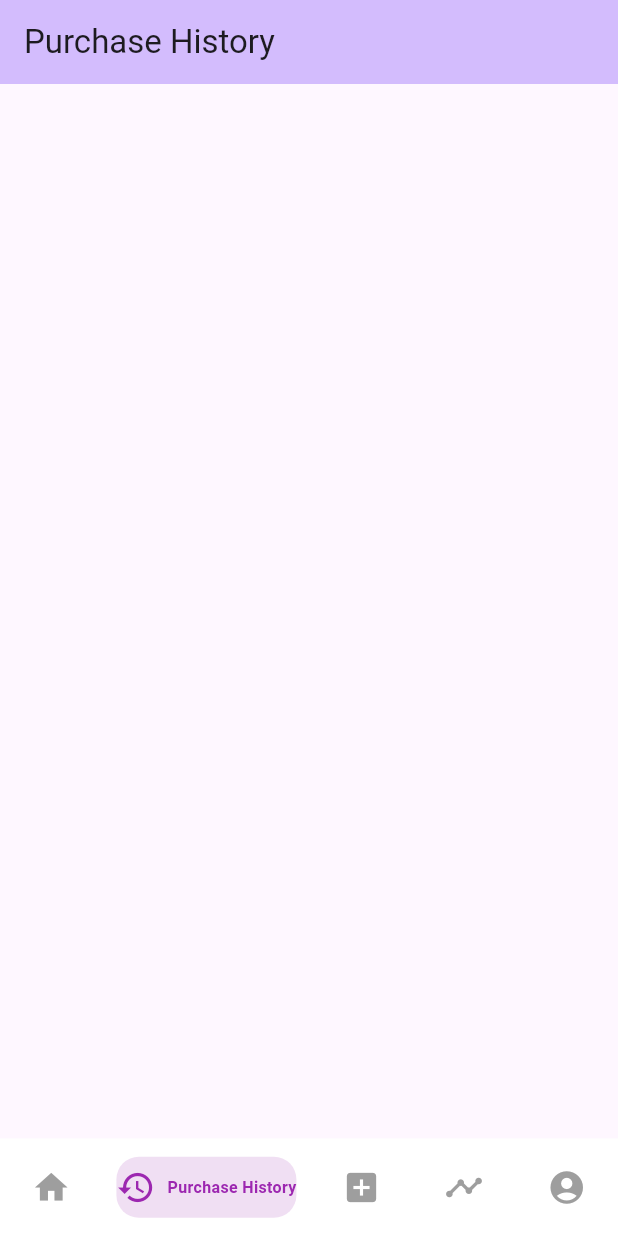
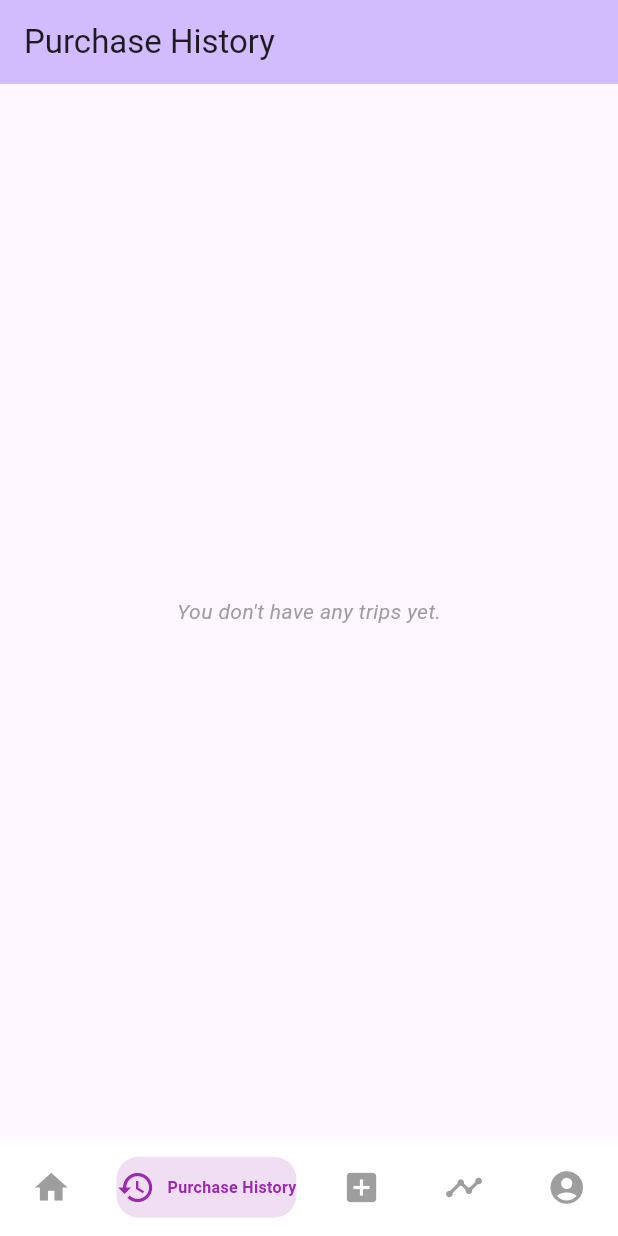
Before and after one commit to allanfang1/grocery_spending_tracker_app, a Flutter app: the AppNavigation widget shown alone on an empty page, opened directly, item 2 of the bottom bar chosen, on a phone screen of 412 x 824 dp. Run offline on Flutter 3.47's test engine with Material 3 defaults, Android fonts, the phone set to English and light mode, and no system bars; drawn by our look-alikes of persistent_bottom_nav_bar; our stand-ins replace camera, flutter_riverpod, image_picker, permission_handler, riverpod_annotation; missing offline and left inert: flutter_cupertino_datetime_picker, google_mlkit_text_recognition; generated files the repository leaves out were written again.

```diff
--- a/lib/pages/app_nav.dart
+++ b/lib/pages/app_nav.dart
@@ -52,7 +52,7 @@ class AppNavigation extends StatelessWidget {
       PurchaseHistory(),
       LoadingOverlay(child: NewTrip()),
       GoalsList(),
-      EditProfile(),
+      LoadingOverlay(child: EditProfile()),
     ];
   }
 
--- a/lib/pages/history/purchase_history.dart
+++ b/lib/pages/history/purchase_history.dart
@@ -25,7 +25,7 @@ class PurchaseHistory extends ConsumerWidget {
         body: Center(
           child: Container(
             margin: EdgeInsets.fromLTRB(20, 0, 20, 0),
-            child: ListView.builder(
+            child: _transactions.isNotEmpty ? ListView.builder(
               padding: EdgeInsets.only(top: 14),
               itemCount: _transactions.length,
               prototypeItem: Card(
@@ -97,6 +97,10 @@ class PurchaseHistory extends ConsumerWidget {
                   ),
                 );
               },
+            ) : Text(
+              'You don\'t have any trips yet.',
+              style: TextStyle(
+                  fontStyle: FontStyle.italic, color: Colors.grey),
             ),
           ),
         ),
--- a/lib/pages/home.dart
+++ b/lib/pages/home.dart
@@ -2,9 +2,7 @@
 //ignore_for_file: prefer_const_constructors
 import 'package:flutter_riverpod/flutter_riverpod.dart';
 import 'package:grocery_spending_tracker_app/common/constants.dart';
-import 'package:grocery_spending_tracker_app/pages/analytics/goals_list.dart';
-import 'package:grocery_spending_tracker_app/pages/user/edit_profile.dart';
-import 'package:grocery_spending_tracker_app/pages/history/purchase_history.dart';
+import 'package:grocery_spending_tracker_app/controller/profile_controller.dart';
 import 'package:flutter/material.dart';
 
 class HomePage extends ConsumerWidget {
@@ -12,8 +10,8 @@ class HomePage extends ConsumerWidget {
 
   @override
   Widget build(BuildContext context, WidgetRef ref) {
-    return WillPopScope(
-        child: Scaffold(
+    final getUser = ref.watch(profileControllerProvider.notifier).getUser();
+    return Scaffold(
       appBar: AppBar(
         backgroundColor: Theme.of(context).colorScheme.inversePrimary,
         title: Text(Constants.APP_NAME),
@@ -26,53 +24,33 @@ class HomePage extends ConsumerWidget {
             mainAxisAlignment: MainAxisAlignment.start,
             crossAxisAlignment: CrossAxisAlignment.stretch,
             children: <Widget>[
-                  const SizedBox(height: 6),
-                  SizedBox(
-                    child: OutlinedButton(
-                      onPressed: () {
-                        Navigator.of(context).push(
-                          MaterialPageRoute(
-                            builder: (context) => const PurchaseHistory(),
-                          ),
-                        );
-                      },
-                      child: const Text('History'),
+              Container(
+                padding: EdgeInsets.only(top: 20.0),
+                child: Row(
+                  mainAxisAlignment: MainAxisAlignment.center,
+                  children: [
+                    Flexible(
+                        child: Text(
+                            'Welcome ${getUser.firstName} ${getUser.lastName}!',
+                            style: TextStyle(
+                                fontWeight: FontWeight.bold, fontSize: 25)))
+                  ],
                 ),
               ),
-                  const SizedBox(height: 6),
-                  SizedBox(
-                    child: OutlinedButton(
-                      onPressed: () {
-                        Navigator.of(context).push(
-                          MaterialPageRoute(
-                            builder: (context) => const EditProfile(),
-                          ),
-                        );
-                      },
-                      child: const Text('Profile'),
+              Container(
+                padding: EdgeInsets.all(20.0),
+                child: Row(
+                  mainAxisAlignment: MainAxisAlignment.center,
+                  children: [
+                    Text('logout moved to profile page',
+                        style: TextStyle(fontSize: 18))
+                  ],
                 ),
               ),
-                  const SizedBox(height: 6),
-                  SizedBox(
-                    child: OutlinedButton(
-                      onPressed: () {
-                        Navigator.of(context).push(
-                          MaterialPageRoute(
-                            builder: (context) => const GoalsList(),
-                          ),
-                        );
-                      },
-                      child: const Text('Analytics'),
-                    ),
-                  ),
-                  const SizedBox(height: 6),
             ],
           ),
         ),
       ),
-        ),
-        onWillPop: () async {
-          return false;
-        });
+    );
   }
 }
```
Also changed, not shown: lib/pages/analytics/goals_list.dart (+14 -6 lines), lib/pages/user/edit_profile.dart (+15 -3 lines). Lines whose indentation alone changed are shown as unchanged.
